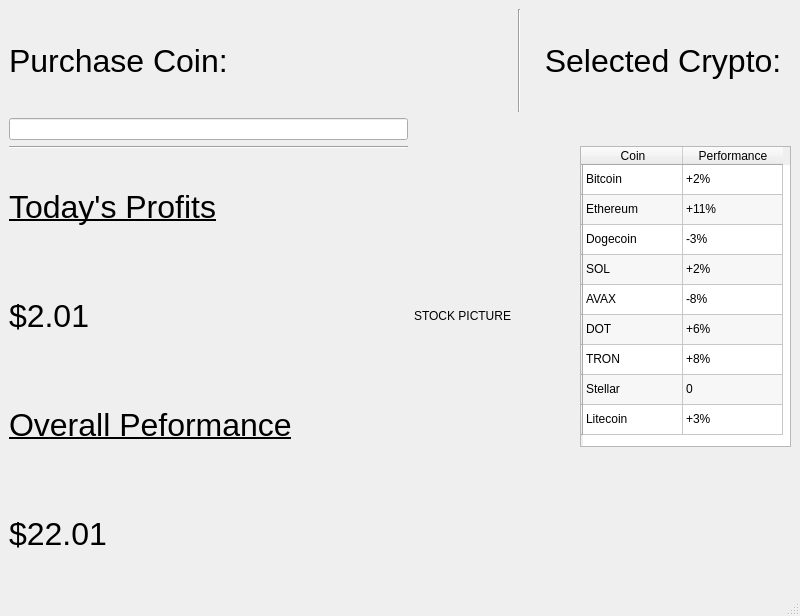
This is StartScreen.ui in asmithie13/BitBlitz as Qt 5 draws it before an edit. The edited form follows.
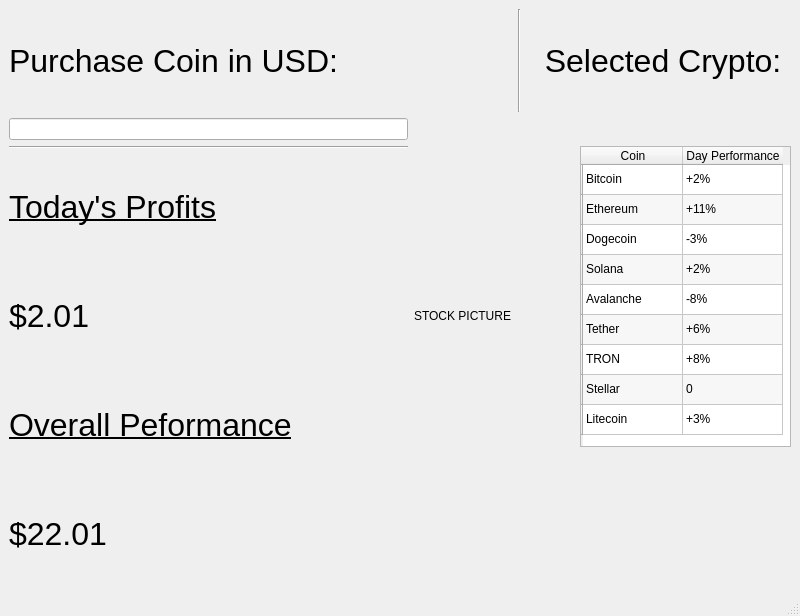
This is the edited form.

Diff of the .ui file:
```diff
--- a/StartScreen.ui
+++ b/StartScreen.ui
@@ -24,7 +24,7 @@
        </font>
       </property>
       <property name="text">
-       <string>Purchase Coin:</string>
+       <string>Purchase Coin in USD:</string>
       </property>
      </widget>
     </item>
@@ -119,7 +119,7 @@
       </column>
       <column>
        <property name="text">
-        <string>Performance</string>
+        <string>Day Performance</string>
        </property>
       </column>
       <item row="0" column="0">
@@ -154,7 +154,7 @@
       </item>
       <item row="3" column="0">
        <property name="text">
-        <string>SOL</string>
+        <string>Solana</string>
        </property>
       </item>
       <item row="3" column="1">
@@ -164,7 +164,7 @@
       </item>
       <item row="4" column="0">
        <property name="text">
-        <string>AVAX</string>
+        <string>Avalanche</string>
        </property>
       </item>
       <item row="4" column="1">
@@ -174,7 +174,7 @@
       </item>
       <item row="5" column="0">
        <property name="text">
-        <string>DOT</string>
+        <string>Tether</string>
        </property>
       </item>
       <item row="5" column="1">
```
